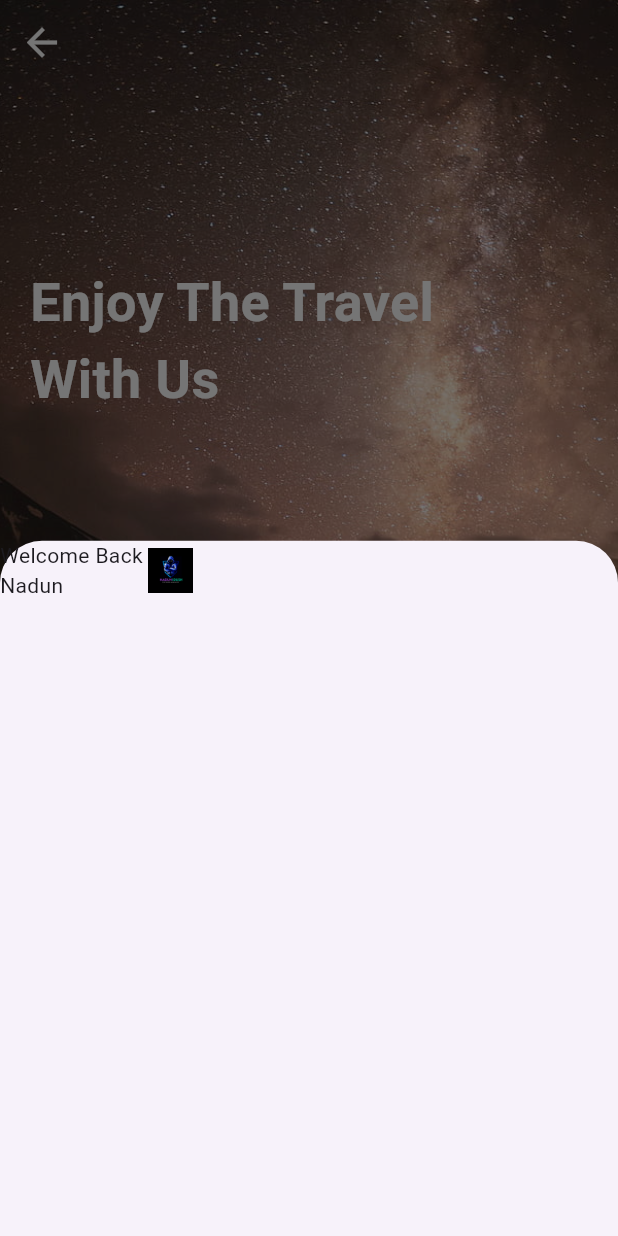
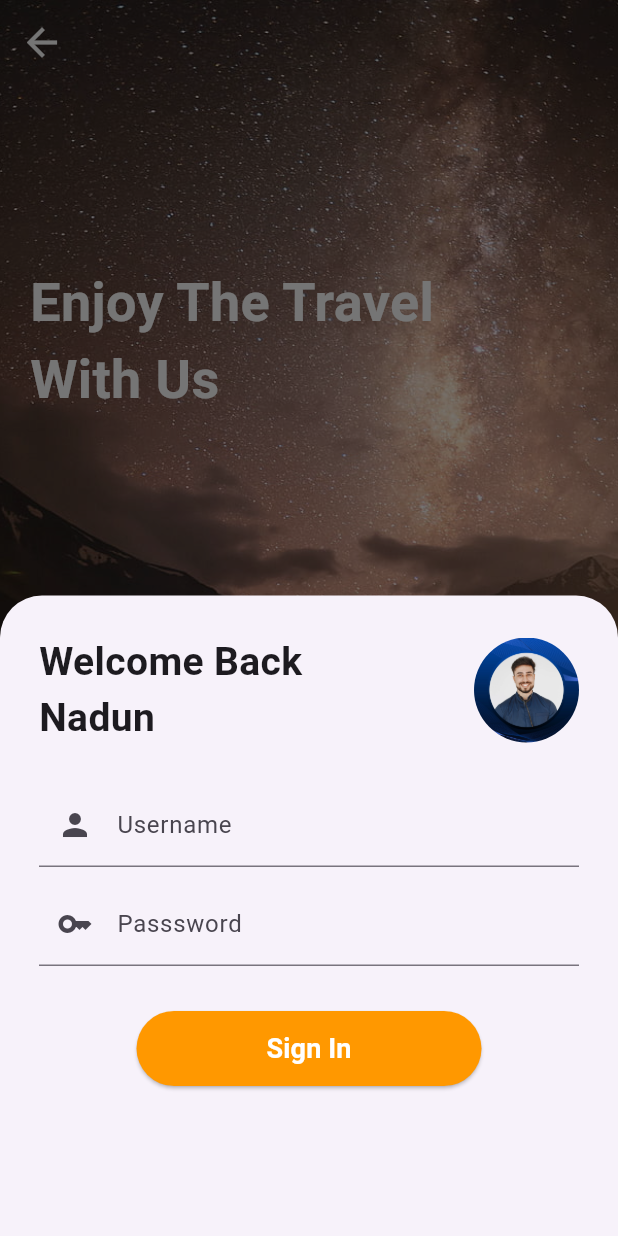
Before and after one commit to nadunidush/travels_app, a Flutter app: the SelectSignUpAndSignIn screen opened directly, after a tap on "Sign In", on a phone screen of 412 x 824 dp. Run offline on Flutter 3.47's test engine with Material 3 defaults, Android fonts, the phone set to English and light mode, and no system bars.

Commit message:
modify the signin page and selected signup,signin pages and put profile photo to assets

```diff
--- a/lib/pages/select_signup_signin.dart
+++ b/lib/pages/select_signup_signin.dart
@@ -84,8 +84,14 @@ class SelectSignUpAndSignIn extends StatelessWidget {
                     ),
                     onPressed: () {
                       showModalBottomSheet(
-                          context: context,
-                          builder: (context) => SignIn()
+                        isScrollControlled: true,
+                        context: context,
+                        builder: (context) => SingleChildScrollView(
+                          padding: EdgeInsets.only(
+                            bottom: MediaQuery.of(context).viewInsets.bottom
+                          ),
+                          child: SignIn(),
+                        )
                       );
                     },
                     child: Text("Sign In",
--- a/lib/pages/signin.dart
+++ b/lib/pages/signin.dart
@@ -5,15 +5,53 @@ class SignIn extends StatelessWidget {
 
   @override
   Widget build(BuildContext context) {
-    return Column(
+    return Padding(
+      padding: const EdgeInsets.only(left:26.0,top: 26.0,right: 26.0,bottom: 100.0),
+      child: Column(
         children: [
           Row(
             children: [
-            Text("Welcome Back \nNadun"),
-            Image.asset("assets/logo.jpeg",width: 30,height: 30,),
+              Text("Welcome Back \nNadun",style: TextStyle(
+                fontSize: 26,
+                fontWeight: FontWeight.w700,
+              ),),
+              Spacer(),
+              ClipRRect(
+                borderRadius: BorderRadius.circular(100),
+                child: Image.asset("assets/profile2.webp",width: 70,)
+              ),
             ],
+          ),
+          SizedBox(height: 25,),
+          TextField(
+            decoration: InputDecoration(
+              label: Text("Username"),
+              prefixIcon: Icon(Icons.person),
+            ),
+          ),
+          SizedBox(height: 10,),
+          TextField(
+            decoration: InputDecoration(
+              label: Text("Passsword"),
+              prefixIcon: Icon(Icons.key_outlined),
+            ),
+          ),
+
+          SizedBox(height: 30,),
+          ElevatedButton(
+            style: ButtonStyle(
+              minimumSize: MaterialStateProperty.all(Size(230, 50)),
+              backgroundColor: MaterialStateProperty.all(Colors.orange),
+            ),
+            onPressed: (){},
+            child: Text("Sign In",style: TextStyle(
+              color: Colors.white,
+              fontSize: 18,
+              fontWeight: FontWeight.w700,
+            ),)
           )
         ],
+      ),
     );
   }
 }
```
Also changed, not shown: assets/logo.jpeg (deleted), assets/profile2.webp (added). Lines whose indentation alone changed are shown as unchanged.
